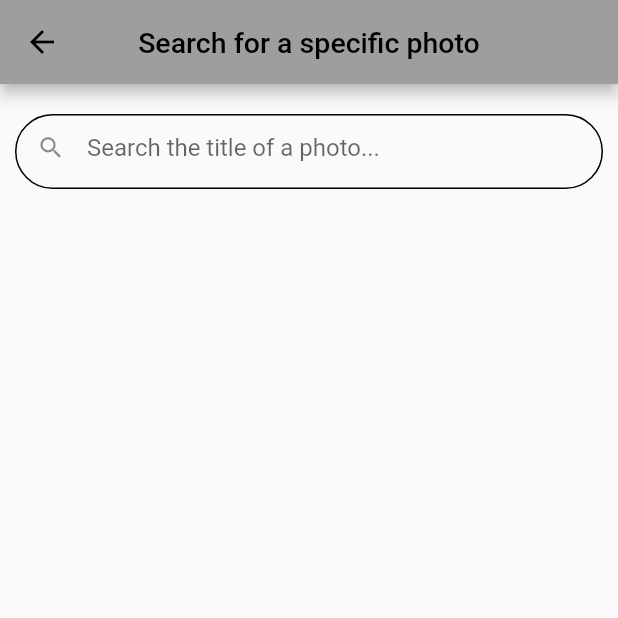
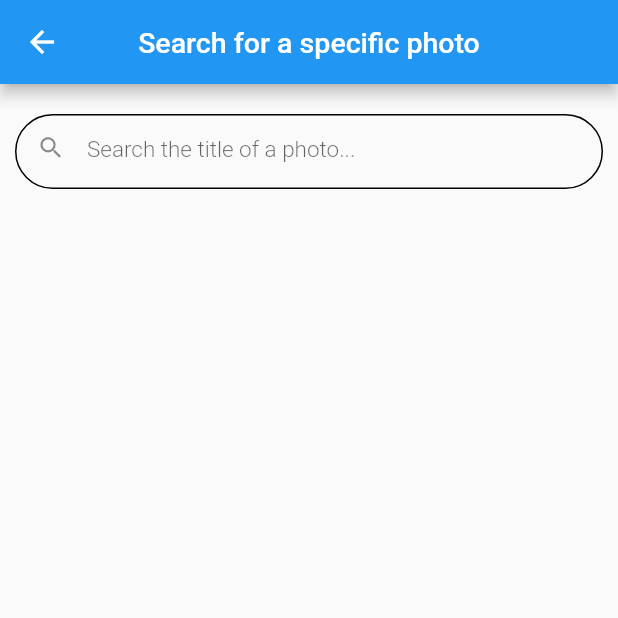
Before and after one commit to ranaivosoa-rindra/flutter_dev_test, a Flutter app: the screen it shows after launch, in the side drawer, after a tap on "Search for specific item", on a phone screen of 412 x 824 dp, the top half of it. Run offline on Flutter 3.47's test engine with Material 2 defaults, Android fonts, the light colour scheme and no system bars; our stand-ins replace flutter_svg, get; network calls fail.

Commit message:
[ADD] theme mode set depending on system theme, [FIX] some text and background color which doe not match the theme set

```diff
--- a/lib/functions/custom_dialog.dart
+++ b/lib/functions/custom_dialog.dart
@@ -23,12 +23,12 @@ void customDialog(AlbumPhotoModel data) {
             padding: const EdgeInsets.only(bottom: 8.0),
             child: Text(
               data.title,
-                style: TextStyle(
-                  color: Colors.grey[800],
+              style: const TextStyle(
                 fontSize: 14,
               ),
             ),
-            )),
+          ),
+        ),
         customDivider(),
         itemListTile(
             "Image url : ",
--- a/lib/main.dart
+++ b/lib/main.dart
@@ -15,9 +15,9 @@ class MyApp extends StatelessWidget {
     return GetMaterialApp(
       title: 'Flutter Application Test',
       debugShowCheckedModeBanner: false,
-      theme: ThemeData(
-        primarySwatch: Colors.grey,
-      ),
+      theme: ThemeData.light(),
+      darkTheme: ThemeData.dark(),
+      themeMode: ThemeMode.system,
       initialBinding: ControllerBindings(),
       home: HomeScreen(),
     );
--- a/lib/screens/home_screen.dart
+++ b/lib/screens/home_screen.dart
@@ -44,11 +44,7 @@ class _HomeScreenState extends State<HomeScreen> {
           padding: EdgeInsets.zero,
           children: [
             DrawerHeader(
-              child: Image.asset("assets/images/drawer_header_image.png"),
-              decoration: BoxDecoration(
-                color: Colors.grey,
-              ),
-            ),
+                child: Image.asset("assets/images/drawer_header_image.png")),
             ListTile(
               leading: Icon(Icons.dashboard),
               title: Text("Main list"),
--- a/lib/screens/search_screen.dart
+++ b/lib/screens/search_screen.dart
@@ -3,6 +3,7 @@
 import 'package:flutter/material.dart';
 import 'package:flutter_application_test/model/album_photo_model.dart';
 import 'package:flutter_application_test/widgets/search_bar.dart';
+import 'package:flutter_svg/flutter_svg.dart';
 import 'package:get/get.dart';
 import '../service/api.dart';
 import '../widgets/photo_card.dart';
@@ -86,11 +87,11 @@ class _SearchScreenState extends State<SearchScreen> {
                       : Center(
                           child: Column(
                             children: [
-                              SizedBox(
-                                  height: 90,
-                                  width: 90,
-                                  child: Image.asset(
-                                      "assets/images/no-pictures.png")),
+                              SvgPicture.asset(
+                                "assets/images/image-not-found-icon.svg",
+                                width: 90,
+                                height: 90,
+                              ),
                               Text("Sorry, no photo found ..."),
                             ],
                           ),
--- a/lib/widgets/item_listtile.dart
+++ b/lib/widgets/item_listtile.dart
@@ -1,12 +1,9 @@
-// ignore_for_file: prefer_const_constructors
-
 import 'package:flutter/material.dart';
 
 Widget itemListTile(String leadingLabel, Widget widget) => ListTile(
       leading: Text(
         leadingLabel,
-        style: TextStyle(
-          color: Colors.black,
+        style: const TextStyle(
           fontWeight: FontWeight.w500,
         ),
       ),
--- a/lib/widgets/photo_card.dart
+++ b/lib/widgets/photo_card.dart
@@ -11,7 +11,7 @@ Widget photoCard(AlbumPhotoModel data) => Padding(
         ),
         title: Text(
           data.title,
-          style: TextStyle(color: Colors.grey[600], fontSize: 13),
+          style: const TextStyle(fontSize: 13),
         ),
         trailing: IconButton(
           onPressed: () {
--- a/lib/widgets/search_bar.dart
+++ b/lib/widgets/search_bar.dart
@@ -13,17 +13,17 @@ Widget searchBar(TextEditingController textController,
           ),
         ),
         hintText: "Search the title of a photo...",
-        hintStyle: const TextStyle(fontSize: 16),
+        hintStyle: const TextStyle(fontSize: 15, fontWeight: FontWeight.w300),
         border: const OutlineInputBorder(
-          borderSide: BorderSide(color: Colors.black, width: 1),
+          borderSide: BorderSide(width: 1),
         ),
         enabledBorder: OutlineInputBorder(
           borderRadius: BorderRadius.circular(100),
-          borderSide: const BorderSide(color: Colors.black, width: 1),
+          borderSide: const BorderSide(width: 1),
         ),
         focusedBorder: OutlineInputBorder(
           borderRadius: BorderRadius.circular(100),
-          borderSide: const BorderSide(color: Colors.black, width: 1),
+          borderSide: const BorderSide(width: 1),
         ),
       ),
       style: const TextStyle(fontSize: 16),
--- a/pubspec.yaml
+++ b/pubspec.yaml
@@ -44,6 +44,9 @@ dependencies:
 
   # state management with getX
   get: ^4.6.5
+
+  # use svg
+  flutter_svg:
 
 dev_dependencies:
   flutter_test:
```
Also changed, not shown: assets/images/image-not-found-icon.svg (added), pubspec.lock. Lines whose indentation alone changed are shown as unchanged.
